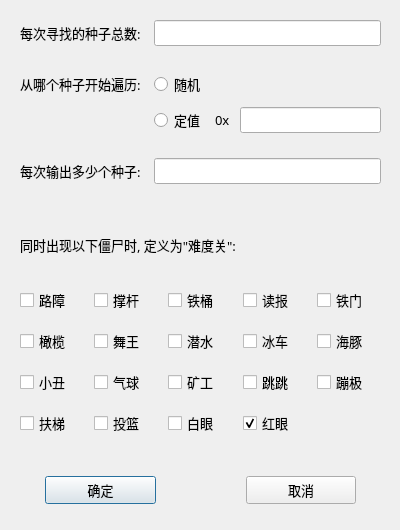
The window that setting.ui (Rottenham/seed-finder-qt) describes before a commit, drawn with Qt 5.
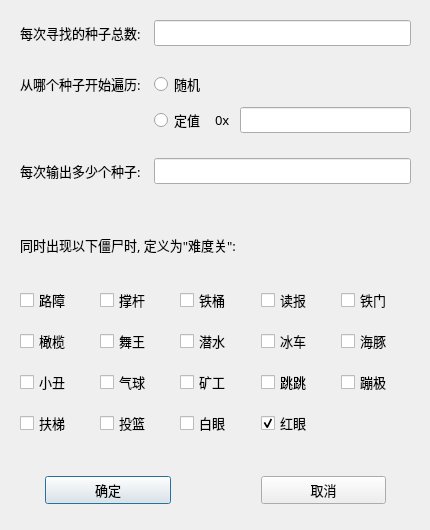
The same window after the commit.

The edit to the form file:
```diff
--- a/setting.ui
+++ b/setting.ui
@@ -6,7 +6,7 @@
    <rect>
     <x>0</x>
     <y>0</y>
-    <width>400</width>
+    <width>430</width>
     <height>530</height>
    </rect>
   </property>
@@ -18,13 +18,13 @@
   </property>
   <property name="minimumSize">
    <size>
-    <width>400</width>
+    <width>430</width>
     <height>530</height>
    </size>
   </property>
   <property name="maximumSize">
    <size>
-    <width>400</width>
+    <width>430</width>
     <height>530</height>
    </size>
   </property>
@@ -45,7 +45,7 @@
     <rect>
      <x>0</x>
      <y>0</y>
-     <width>401</width>
+     <width>431</width>
      <height>281</height>
     </rect>
    </property>
@@ -178,7 +178,7 @@
     <rect>
      <x>0</x>
      <y>450</y>
-     <width>401</width>
+     <width>431</width>
      <height>81</height>
     </rect>
    </property>
@@ -235,7 +235,7 @@
     <rect>
      <x>0</x>
      <y>282</y>
-     <width>401</width>
+     <width>431</width>
      <height>171</height>
     </rect>
    </property>
```
